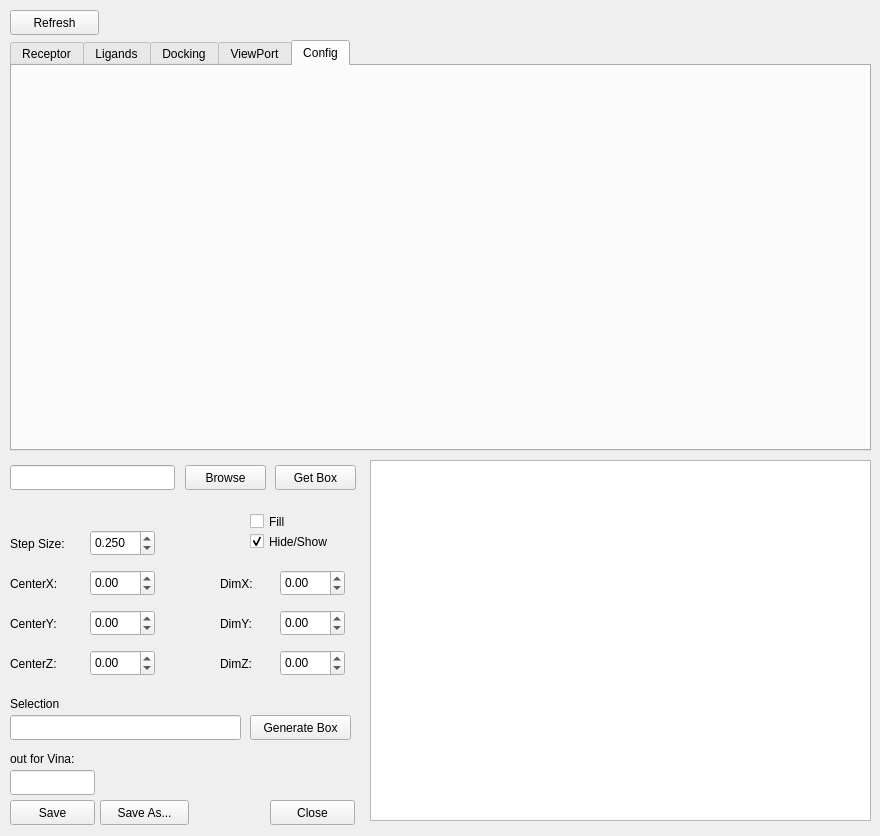
This is demowidget.ui in gjonwick/MAGI-Dock as Qt 5 draws it before an edit. The edited form follows.
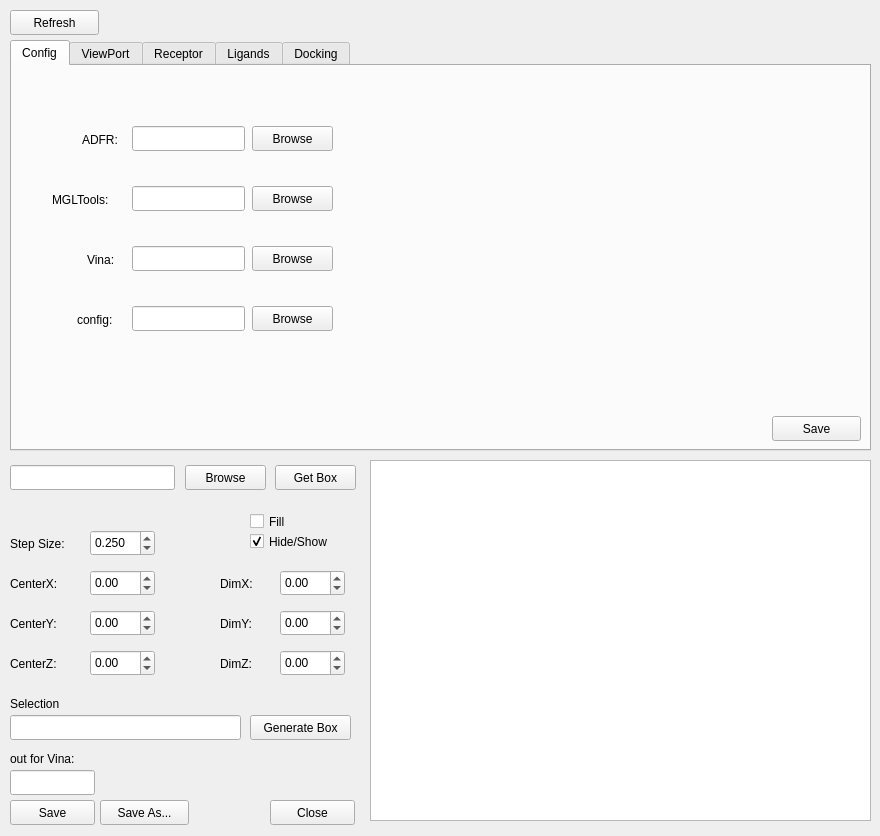
This is the edited form. The open tabs and pages were chosen to show the change.

```diff
--- a/demowidget.ui
+++ b/demowidget.ui
@@ -421,8 +421,175 @@
     <cursorShape>ArrowCursor</cursorShape>
    </property>
    <property name="currentIndex">
-    <number>2</number>
+    <number>4</number>
    </property>
+   <widget class="QWidget" name="config_tab">
+    <attribute name="title">
+     <string>Config</string>
+    </attribute>
+    <widget class="QLineEdit" name="adfrPath_txt">
+     <property name="geometry">
+      <rect>
+       <x>120</x>
+       <y>60</y>
+       <width>113</width>
+       <height>25</height>
+      </rect>
+     </property>
+    </widget>
+    <widget class="QLineEdit" name="mglPath_txt">
+     <property name="geometry">
+      <rect>
+       <x>120</x>
+       <y>120</y>
+       <width>113</width>
+       <height>25</height>
+      </rect>
+     </property>
+    </widget>
+    <widget class="QLineEdit" name="vinaPath_txt">
+     <property name="geometry">
+      <rect>
+       <x>120</x>
+       <y>180</y>
+       <width>113</width>
+       <height>25</height>
+      </rect>
+     </property>
+    </widget>
+    <widget class="QLineEdit" name="configPath_txt">
+     <property name="geometry">
+      <rect>
+       <x>120</x>
+       <y>240</y>
+       <width>113</width>
+       <height>25</height>
+      </rect>
+     </property>
+    </widget>
+    <widget class="QLabel" name="label_22">
+     <property name="geometry">
+      <rect>
+       <x>70</x>
+       <y>65</y>
+       <width>67</width>
+       <height>17</height>
+      </rect>
+     </property>
+     <property name="text">
+      <string>ADFR:</string>
+     </property>
+    </widget>
+    <widget class="QLabel" name="label_23">
+     <property name="geometry">
+      <rect>
+       <x>40</x>
+       <y>125</y>
+       <width>71</width>
+       <height>17</height>
+      </rect>
+     </property>
+     <property name="text">
+      <string>MGLTools:</string>
+     </property>
+    </widget>
+    <widget class="QLabel" name="label_24">
+     <property name="geometry">
+      <rect>
+       <x>75</x>
+       <y>185</y>
+       <width>41</width>
+       <height>17</height>
+      </rect>
+     </property>
+     <property name="text">
+      <string>Vina:</string>
+     </property>
+    </widget>
+    <widget class="QLabel" name="label_25">
+     <property name="geometry">
+      <rect>
+       <x>65</x>
+       <y>245</y>
+       <width>67</width>
+       <height>17</height>
+      </rect>
+     </property>
+     <property name="text">
+      <string>config:</string>
+     </property>
+    </widget>
+    <widget class="QPushButton" name="browseADFR_btn">
+     <property name="geometry">
+      <rect>
+       <x>240</x>
+       <y>60</y>
+       <width>81</width>
+       <height>25</height>
+      </rect>
+     </property>
+     <property name="text">
+      <string>Browse</string>
+     </property>
+    </widget>
+    <widget class="QPushButton" name="browseMGL_btn">
+     <property name="geometry">
+      <rect>
+       <x>240</x>
+       <y>120</y>
+       <width>81</width>
+       <height>25</height>
+      </rect>
+     </property>
+     <property name="text">
+      <string>Browse</string>
+     </property>
+    </widget>
+    <widget class="QPushButton" name="browseVina_btn">
+     <property name="geometry">
+      <rect>
+       <x>240</x>
+       <y>180</y>
+       <width>81</width>
+       <height>25</height>
+      </rect>
+     </property>
+     <property name="text">
+      <string>Browse</string>
+     </property>
+    </widget>
+    <widget class="QPushButton" name="browseConfig_btn">
+     <property name="geometry">
+      <rect>
+       <x>240</x>
+       <y>240</y>
+       <width>81</width>
+       <height>25</height>
+      </rect>
+     </property>
+     <property name="text">
+      <string>Browse</string>
+     </property>
+    </widget>
+    <widget class="QPushButton" name="saveConfig_btn">
+     <property name="geometry">
+      <rect>
+       <x>760</x>
+       <y>350</y>
+       <width>89</width>
+       <height>25</height>
+      </rect>
+     </property>
+     <property name="text">
+      <string>Save</string>
+     </property>
+    </widget>
+   </widget>
+   <widget class="QWidget" name="viewport_tab">
+    <attribute name="title">
+     <string>ViewPort</string>
+    </attribute>
+   </widget>
    <widget class="QWidget" name="receptor_tab">
     <attribute name="title">
      <string>Receptor</string>
@@ -853,7 +1020,7 @@
       </rect>
      </property>
      <property name="text">
-      <string>Ligands to dock:</string>
+      <string>Docked Ligands:</string>
      </property>
     </widget>
     <widget class="QPushButton" name="addLigandToDock_btn">
@@ -970,16 +1137,6 @@
      </property>
     </widget>
    </widget>
-   <widget class="QWidget" name="viewport_tab">
-    <attribute name="title">
-     <string>ViewPort</string>
-    </attribute>
-   </widget>
-   <widget class="QWidget" name="config_tab">
-    <attribute name="title">
-     <string>Config</string>
-    </attribute>
-   </widget>
   </widget>
   <widget class="QPlainTextEdit" name="plainTextEdit">
    <property name="enabled">
```
